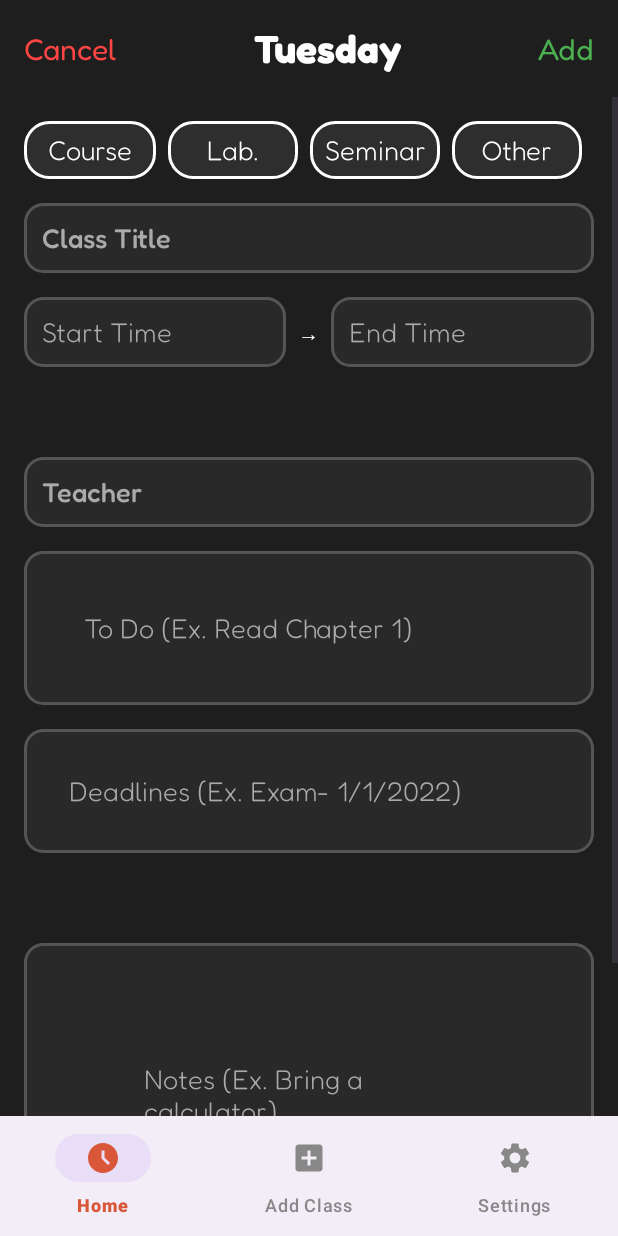
After one commit to year-3-projects-cti/MDAD, an Android app: the AddClassActivity screen opened directly, with no data from a screen before it, on a phone screen of 412 x 824 dp. The commit adds this screen. Run offline under Robolectric (Android 15) with nearby library versions, the phone set to English and light mode, and no system bars.

Commit message:
Fully implemented scheduling a class (STILL HAS BUGS)

```diff
--- a/app/src/main/AndroidManifest.xml
+++ b/app/src/main/AndroidManifest.xml
@@ -12,6 +12,9 @@
         android:supportsRtl="true"
         android:theme="@style/Theme.TaskIT"
         tools:targetApi="31">
+        <activity
+            android:name=".AddClassActivity"
+            android:exported="false" />
         <activity
             android:name=".ClassActivity"
             android:exported="false"
--- /dev/null
+++ b/app/src/main/java/com/example/taskit/AddClassActivity.kt
@@ -0,0 +1,107 @@
+package com.example.taskit
+
+import android.os.Bundle
+import android.view.View
+import android.widget.EditText
+import android.widget.TextView
+import android.widget.Toast
+import androidx.appcompat.app.AppCompatActivity
+import com.google.android.material.bottomnavigation.BottomNavigationView
+
+class AddClassActivity : AppCompatActivity() {
+
+    private lateinit var teacherInput: EditText
+    private lateinit var todoInput: EditText
+    private lateinit var deadlinesInput: EditText
+    private lateinit var notesInput: EditText
+    private lateinit var titleInput: EditText
+    private lateinit var startTimeInput: EditText
+    private lateinit var endTimeInput: EditText
+
+    override fun onCreate(savedInstanceState: Bundle?) {
+        super.onCreate(savedInstanceState)
+        setContentView(R.layout.activity_add_class)
+
+        // Initialize all EditTexts
+        teacherInput = findViewById(R.id.teacher_input)
+        todoInput = findViewById(R.id.todo_input)
+        deadlinesInput = findViewById(R.id.deadlines_input)
+        notesInput = findViewById(R.id.notes_input)
+        titleInput = findViewById(R.id.title_input)
+        startTimeInput = findViewById(R.id.start_time)
+        endTimeInput = findViewById(R.id.end_time)
+
+        // Initialize Cancel and Add Buttons
+        val cancelButton: TextView = findViewById(R.id.cancel_button)
+        val addButton: TextView = findViewById(R.id.add_button)
+
+        // Handle cancel button click
+        cancelButton.setOnClickListener {
+            finish() // Close the activity
+        }
+
+        // Handle add button click
+        addButton.setOnClickListener {
+            handleAddClass()
+        }
+
+        // Handle Bottom Navigation
+        val bottomNavigation: BottomNavigationView = findViewById(R.id.bottom_navigation)
+        setupBottomNavigation(bottomNavigation)
+    }
+
+    private fun handleAddClass() {
+        // Gather inputs
+        val title = titleInput.text.toString()
+        val teacher = teacherInput.text.toString()
+        val todo = todoInput.text.toString()
+        val deadlines = deadlinesInput.text.toString()
+        val notes = notesInput.text.toString()
+        val startTime = startTimeInput.text.toString()
+        val endTime = endTimeInput.text.toString()
+
+        // Validate inputs
+        if (title.isEmpty() || startTime.isEmpty() || endTime.isEmpty()) {
+            Toast.makeText(this, "Please fill in all required fields.", Toast.LENGTH_SHORT).show()
+            return
+        }
+
+        // Display the gathered data (for testing; replace with database storage or API call)
+        val message = """
+            Title: $title
+            Teacher: $teacher
+            Start Time: $startTime
+            End Time: $endTime
+            To-Do: $todo
+            Deadlines: $deadlines
+            Notes: $notes
+        """.trimIndent()
+        Toast.makeText(this, message, Toast.LENGTH_LONG).show()
+
+        // Close the activity after saving
+        finish()
+    }
+
+    private fun setupBottomNavigation(bottomNavigation: BottomNavigationView) {
+        bottomNavigation.setOnItemSelectedListener { item ->
+            when (item.itemId) {
+                R.id.nav_home -> {
+                    Toast.makeText(this, "Home Selected", Toast.LENGTH_SHORT).show()
+                    // Navigate to HomeActivity
+                    finish() // Replace this with navigation logic if needed
+                    true
+                }
+                R.id.nav_add -> {
+                    Toast.makeText(this, "You are already here.", Toast.LENGTH_SHORT).show()
+                    true
+                }
+                R.id.nav_settings -> {
+                    Toast.makeText(this, "Settings Selected", Toast.LENGTH_SHORT).show()
+                    // Navigate to SettingsActivity
+                    true
+                }
+                else -> false
+            }
+        }
+    }
+}
--- a/app/src/main/java/com/example/taskit/MainActivity.kt
+++ b/app/src/main/java/com/example/taskit/MainActivity.kt
@@ -23,7 +23,7 @@ class MainActivity : AppCompatActivity() {
 
         // Redirect to AddClassActivity on click
         addClassButton.setOnClickListener {
-            val intent = Intent(this, ScheduleActivity::class.java)
+            val intent = Intent(this, AddClassActivity::class.java)
             startActivity(intent)
         }
 
@@ -36,7 +36,7 @@ class MainActivity : AppCompatActivity() {
 
                 R.id.nav_add-> {
                     // Open AddClassActivity
-                val intent = Intent(this, ScheduleActivity::class.java)
+                    val intent = Intent(this, AddClassActivity::class.java)
                     startActivity(intent)
                 }
 
@@ -115,7 +115,7 @@ class MainActivity : AppCompatActivity() {
             dateTextView.text = dateFormat.format(calendar.time)
             dateTextView.setTextColor(getColor(android.R.color.white))
             dateTextView.textSize = 28f
-            dateTextView.setPadding(30, 8, 30, 8)
+            dateTextView.setPadding(26, 8, 26, 8)
             dateTextView.typeface = resources.getFont(R.font.fredoka_condensedlight)
             datesContainer.addView(dateTextView)
 
--- /dev/null
+++ b/app/src/main/res/drawable/button_background.xml
@@ -0,0 +1,25 @@
+<selector xmlns:android="http://schemas.android.com/apk/res/android">
+    <item android:state_pressed="true">
+        <shape android:shape="rectangle">
+            <solid android:color="#3A3A3A" /> <!-- Darker shade on press -->
+            <corners android:radius="16dp" /> <!-- Rounded corners -->
+            <stroke android:width="2dp" android:color="#FFFFFF" /> <!-- Border -->
+        </shape>
+    </item>
+
+    <item android:state_focused="true">
+        <shape android:shape="rectangle">
+            <solid android:color="#292929" /> <!-- Slightly darker when focused -->
+            <corners android:radius="16dp" />
+            <stroke android:width="2dp" android:color="#AAAAAA" /> <!-- Border for focus -->
+        </shape>
+    </item>
+
+    <item>
+        <shape android:shape="rectangle">
+            <solid android:color="#2E2E2E" /> <!-- Default background -->
+            <corners android:radius="16dp" />
+            <stroke android:width="2dp" android:color="#FFFFFF" />
+        </shape>
+    </item>
+</selector>
--- /dev/null
+++ b/app/src/main/res/drawable/edittext_background.xml
@@ -0,0 +1,14 @@
+<shape xmlns:android="http://schemas.android.com/apk/res/android"
+    android:shape="rectangle">
+
+    <!-- Background Color -->
+    <solid android:color="#292929" /> <!-- Slightly darker gray background -->
+
+    <!-- Border -->
+    <stroke
+        android:width="2dp"
+        android:color="#555555" /> <!-- Subtle border for visibility -->
+
+    <!-- Rounded Corners -->
+    <corners android:radius="12dp" />
+</shape>
--- /dev/null
+++ b/app/src/main/res/layout/activity_add_class.xml
@@ -0,0 +1,280 @@
+<?xml version="1.0" encoding="utf-8"?>
+<androidx.constraintlayout.widget.ConstraintLayout
+    xmlns:android="http://schemas.android.com/apk/res/android"
+    xmlns:app="http://schemas.android.com/apk/res-auto"
+    android:layout_width="match_parent"
+    android:layout_height="match_parent"
+    android:background="#1E1E1E"
+    >
+
+
+    <!-- Top Section: Cancel, Title, Add -->
+    <androidx.constraintlayout.widget.ConstraintLayout
+        android:id="@+id/top_section"
+        android:layout_width="match_parent"
+        android:layout_height="wrap_content"
+        android:padding="16dp"
+        app:layout_constraintTop_toTopOf="parent"
+        app:layout_constraintStart_toStartOf="parent"
+        app:layout_constraintEnd_toEndOf="parent">
+
+        <!-- Cancel Button -->
+        <TextView
+            android:id="@+id/cancel_button"
+            android:layout_width="wrap_content"
+            android:layout_height="wrap_content"
+            android:text="Cancel"
+            android:textColor="@android:color/holo_red_light"
+            app:layout_constraintStart_toStartOf="parent"
+            app:layout_constraintTop_toTopOf="parent"
+            app:layout_constraintBottom_toBottomOf="parent"
+            android:fontFamily="@font/fredoka_regular"
+            android:textSize="20sp"
+            />
+
+        <!-- Day Selection Title -->
+        <TextView
+            android:id="@+id/day_selection"
+            android:layout_width="wrap_content"
+            android:layout_height="wrap_content"
+            android:text="Tuesday"
+            android:textColor="#FFFFFF"
+            android:fontFamily="@font/fredoka_bold"
+            android:textSize="26sp"
+            app:layout_constraintStart_toEndOf="@id/cancel_button"
+            app:layout_constraintEnd_toStartOf="@id/add_button"
+            app:layout_constraintTop_toTopOf="parent"
+            app:layout_constraintBottom_toBottomOf="parent"
+            app:layout_constraintHorizontal_bias="0.5" />
+
+        <!-- Add Button -->
+        <TextView
+            android:id="@+id/add_button"
+            android:layout_width="wrap_content"
+            android:layout_height="wrap_content"
+            android:text="Add"
+            android:textColor="@color/green"
+            app:layout_constraintEnd_toEndOf="parent"
+            app:layout_constraintTop_toTopOf="parent"
+            app:layout_constraintBottom_toBottomOf="parent"
+            android:fontFamily="@font/fredoka_regular"
+            android:textSize="20sp"
+            />
+    </androidx.constraintlayout.widget.ConstraintLayout>
+
+    <!-- Scrollable Content -->
+    <ScrollView
+        android:id="@+id/content_scroll"
+        android:layout_width="match_parent"
+        android:layout_height="0dp"
+        app:layout_constraintTop_toBottomOf="@id/top_section"
+        app:layout_constraintBottom_toTopOf="@id/bottom_navigation">
+
+        <LinearLayout
+            android:layout_width="match_parent"
+            android:layout_height="wrap_content"
+            android:orientation="vertical"
+            android:padding="16dp">
+
+            <!-- Type Selector -->
+            <LinearLayout
+                android:layout_width="match_parent"
+                android:layout_height="wrap_content"
+                android:orientation="horizontal"
+                android:weightSum="4"
+                android:gravity="center_horizontal"
+                android:layout_marginBottom="16dp">
+
+                <TextView
+                    android:layout_width="2dp"
+                    android:layout_height="wrap_content"
+                    android:layout_weight="1"
+                    android:text="Course"
+                    android:gravity="center"
+                    android:background="@drawable/button_background"
+                    android:padding="8dp"
+                    android:textColor="#FFFFFF"
+                    android:fontFamily="@font/fredoka_light"
+                    android:textSize="18sp"
+                    />
+
+                <View
+                    android:layout_width="8dp"
+                    android:layout_height="match_parent"
+                    android:background="#1E1E1E" />
+
+                <TextView
+                    android:layout_width="0dp"
+                    android:layout_height="wrap_content"
+                    android:layout_weight="1"
+                    android:text="Lab."
+                    android:gravity="center"
+                    android:background="@drawable/button_background"
+                    android:padding="8dp"
+                    android:textColor="#FFFFFF"
+                    android:fontFamily="@font/fredoka_light"
+                    android:textSize="18sp"
+                    />
+
+                <View
+                    android:layout_width="8dp"
+                    android:layout_height="match_parent"
+                    android:background="#1E1E1E" />
+
+                <TextView
+                    android:layout_width="0dp"
+                    android:layout_height="wrap_content"
+                    android:layout_weight="1"
+                    android:text="Seminar"
+                    android:gravity="center"
+                    android:background="@drawable/button_background"
+                    android:padding="8dp"
+                    android:textColor="#FFFFFF"
+                    android:fontFamily="@font/fredoka_light"
+                    android:textSize="18sp"/>
+
+                <View
+                    android:layout_width="8dp"
+                    android:layout_height="match_parent"
+                    android:background="#1E1E1E" />
+
+                <TextView
+                    android:layout_width="0dp"
+                    android:layout_height="wrap_content"
+                    android:layout_weight="1"
+                    android:text="Other"
+                    android:gravity="center"
+                    android:background="@drawable/button_background"
+                    android:padding="8dp"
+                    android:textColor="#FFFFFF"
+                    android:fontFamily="@font/fredoka_light"
+                    android:textSize="18sp"/>
+                <View
+                    android:layout_width="8dp"
+                    android:layout_height="match_parent"
+                    android:background="#1E1E1E" />
+            </LinearLayout>
+
+            <!-- Title Input -->
+            <EditText
+                android:id="@+id/title_input"
+                android:layout_width="match_parent"
+                android:layout_height="wrap_content"
+                android:hint="Class Title"
+                android:background="@drawable/edittext_background"
+                android:padding="12dp"
+                android:textColor="#FFFFFF"
+                android:textColorHint="#AAAAAA"
+                android:layout_marginBottom="16dp"
+                android:fontFamily="@font/fredoka_medium"
+                android:textSize="18sp"/>
+
+            <!-- Time Input -->
+            <LinearLayout
+                android:layout_width="match_parent"
+                android:layout_height="wrap_content"
+                android:orientation="horizontal"
+                android:layout_marginBottom="60dp">
+
+                <EditText
+                    android:id="@+id/start_time"
+                    android:layout_width="0dp"
+                    android:layout_height="wrap_content"
+                    android:layout_weight="1"
+                    android:hint="Start Time"
+                    android:background="@drawable/edittext_background"
+                    android:padding="12dp"
+                    android:textColor="#FFFFFF"
+                    android:textColorHint="#AAAAAA"
+                    android:fontFamily="@font/fredoka_light"
+                    android:textSize="18sp"/>
+
+                <TextView
+                    android:layout_width="wrap_content"
+                    android:layout_height="wrap_content"
+                    android:text="→"
+                    android:gravity="center"
+                    android:textColor="#FFFFFF"
+                    android:layout_marginHorizontal="8dp"
+                    />
+
+                <EditText
+                    android:id="@+id/end_time"
+                    android:layout_width="0dp"
+                    android:layout_height="wrap_content"
+                    android:layout_weight="1"
+                    android:hint="End Time"
+                    android:background="@drawable/edittext_background"
+                    android:padding="12dp"
+                    android:textColor="#FFFFFF"
+                    android:textColorHint="#AAAAAA"
+                    android:fontFamily="@font/fredoka_light"
+                    android:textSize="18sp"/>
+            </LinearLayout>
+
+            <!-- Teacher Card -->
+            <EditText
+                android:id="@+id/teacher_input"
+                android:layout_width="match_parent"
+                android:layout_height="wrap_content"
+                android:hint="Teacher"
+                android:background="@drawable/edittext_background"
+                android:padding="12dp"
+                android:textColor="#FFFFFF"
+                android:textColorHint="#AAAAAA"
+                android:layout_marginBottom="16dp"
+                android:fontFamily="@font/fredoka_medium"
+                android:textSize="18sp"/>
+            <!-- TODO Card -->
+            <EditText
+                android:id="@+id/todo_input"
+                android:layout_width="match_parent"
+                android:layout_height="wrap_content"
+                android:hint="To Do (Ex. Read Chapter 1)"
+                android:background="@drawable/edittext_background"
+                android:padding="40dp"
+                android:textColor="#FFFFFF"
+                android:textColorHint="#AAAAAA"
+                android:layout_marginBottom="16dp"
+                android:fontFamily="@font/fredoka_light"
+                android:textSize="18sp"/>
+            <!-- Deadlines Card -->
+            <EditText
+                android:id="@+id/deadlines_input"
+                android:layout_width="match_parent"
+                android:layout_height="wrap_content"
+                android:hint="Deadlines (Ex. Exam- 1/1/2022)"
+                android:background="@drawable/edittext_background"
+                android:padding="30dp"
+                android:textColor="#FFFFFF"
+                android:textColorHint="#AAAAAA"
+                android:layout_marginBottom="60dp"
+                android:fontFamily="@font/fredoka_light"
+                android:textSize="18sp"/>
+
+            <EditText
+                android:id="@+id/notes_input"
+                android:layout_width="match_parent"
+                android:layout_height="wrap_content"
+                android:hint="Notes (Ex. Bring a calculator)"
+                android:background="@drawable/edittext_background"
+                android:padding="80dp"
+                android:textColor="#FFFFFF"
+                android:textColorHint="#AAAAAA"
+                android:layout_marginBottom="16dp"
+                android:fontFamily="@font/fredoka_light"
+                android:textSize="18sp"/>
+        </LinearLayout>
+    </ScrollView>
+
+    <!-- Bottom Navigation -->
+    <com.google.android.material.bottomnavigation.BottomNavigationView
+        android:id="@+id/bottom_navigation"
+        android:layout_width="match_parent"
+        android:layout_height="wrap_content"
+        app:menu="@menu/bottom_nav_menu"
+        app:labelVisibilityMode="labeled"
+        app:itemIconTint="@color/selector_color"
+        app:itemTextColor="@color/selector_color"
+        app:layout_constraintBottom_toBottomOf="parent" />
+</androidx.constraintlayout.widget.ConstraintLayout>
--- a/app/src/main/res/layout/activity_main.xml
+++ b/app/src/main/res/layout/activity_main.xml
@@ -30,7 +30,7 @@
             android:layout_below="@id/days_of_week"
             android:gravity="center_horizontal"
             android:orientation="horizontal"
-            android:paddingStart="16dp"
+            android:paddingStart="10dp"
             android:paddingEnd="16dp">
 
             <!-- Date TextViews (replace with dynamic content) -->
--- a/app/src/main/res/values/colors.xml
+++ b/app/src/main/res/values/colors.xml
@@ -4,6 +4,7 @@
     <color name="white">#f8f8f8</color>
     <color name="orange">#d95639</color>
     <color name="yellow">#fcd36a</color>
+    <color name="green">#4caf50</color>
     <color name="selected_color">@color/orange</color> <!-- Red color for selected state -->
     <color name="unselected_color">#888888</color> <!-- Gray color for unselected state -->
 
```
Lines whose indentation alone changed are shown as unchanged.
